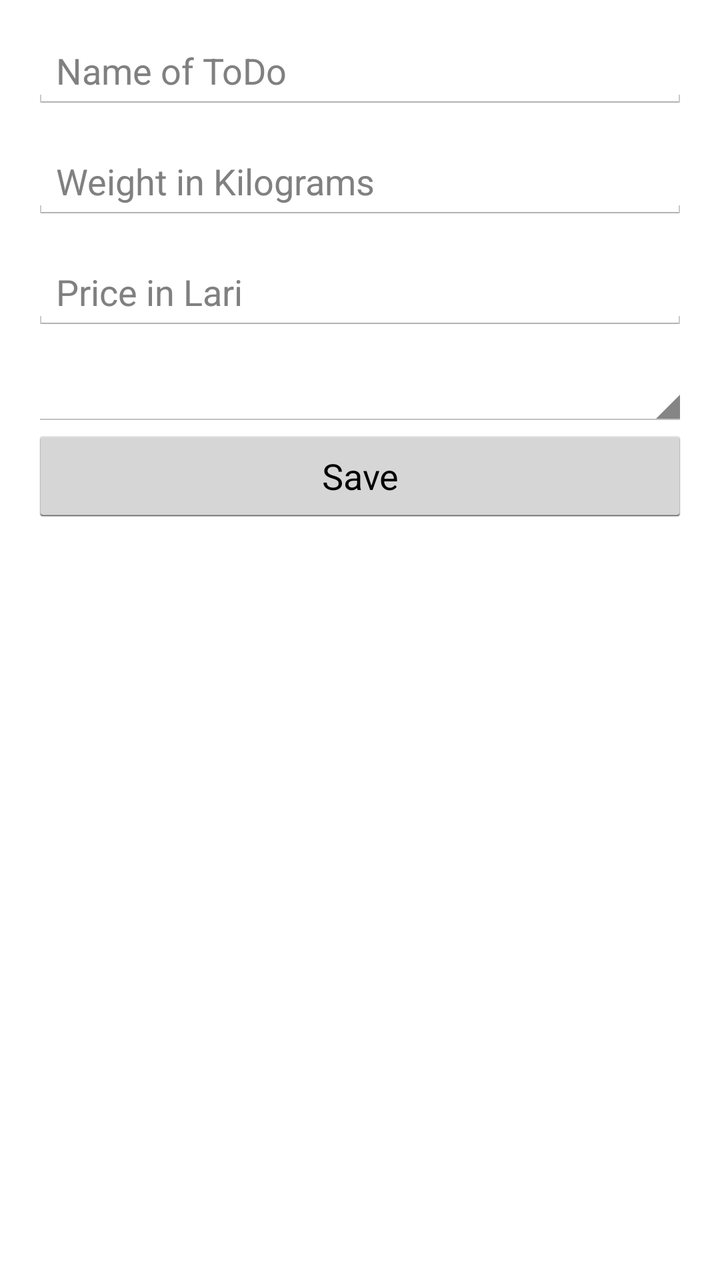
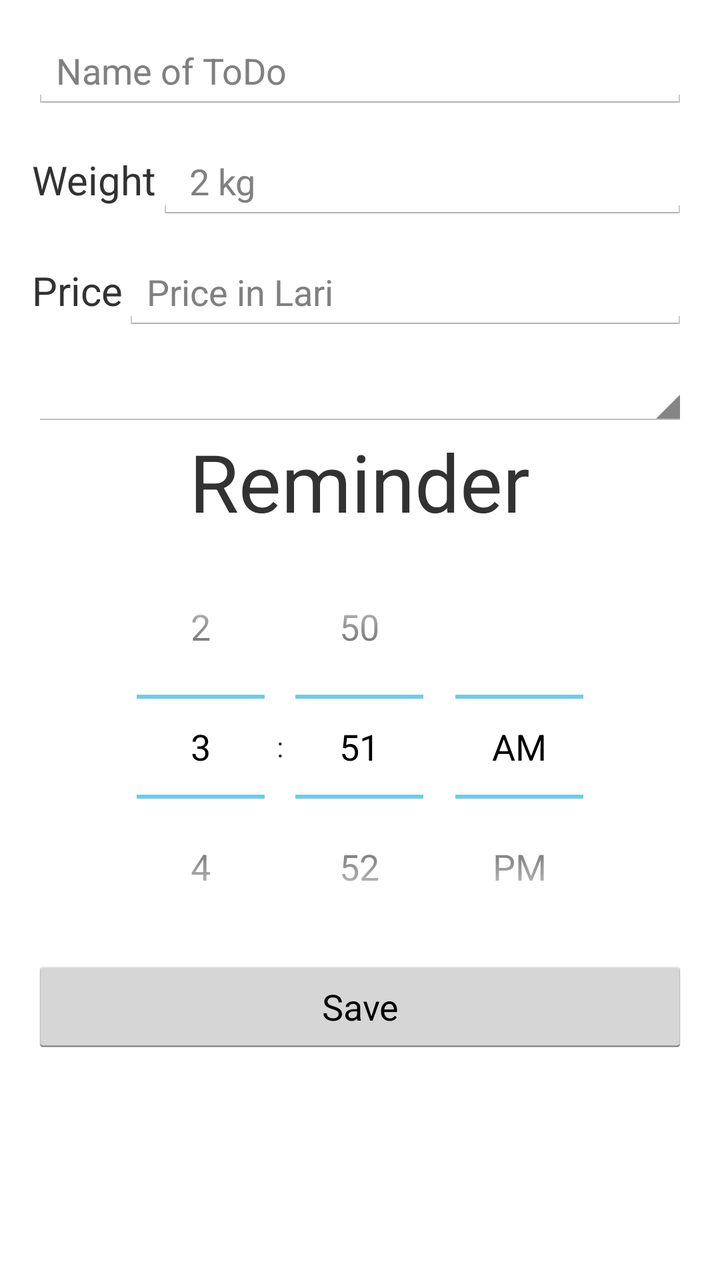

An Android layout rendered at two revisions. The XML below is the earlier revision; the diff shows what the commit changed to produce the second picture.
<!-- AndroidManifest.xml: application theme AppTheme -->
<!-- res/layout/activity_edit.xml -->
<LinearLayout xmlns:android="http://schemas.android.com/apk/res/android"
    xmlns:tools="http://schemas.android.com/tools"
    android:layout_width="match_parent"
    android:layout_height="match_parent"
    android:orientation="vertical"
    android:paddingBottom="@dimen/activity_vertical_margin"
    android:paddingLeft="@dimen/activity_horizontal_margin"
    android:paddingRight="@dimen/activity_horizontal_margin"
    android:paddingTop="@dimen/activity_vertical_margin"
    tools:context="com.caqtus.tobuylist.EditActivity">


    <EditText
        android:maxLength="24"
        android:id="@+id/edit_title"
        android:layout_width="match_parent"
        android:layout_height="wrap_content"
        android:layout_marginBottom="16dp"
        android:autoText="false"

        android:hint="Name of ToDo" />

    <EditText
        android:maxLength="3"
        android:id="@+id/edit_weight"
        android:layout_width="match_parent"
        android:layout_height="wrap_content"
        android:layout_marginBottom="16dp"
        android:hint="Weight in Kilograms"
        android:inputType="numberDecimal" />

    <EditText
        android:maxLength="3"
        android:id="@+id/edit_price"
        android:layout_width="match_parent"
        android:layout_height="wrap_content"
        android:layout_marginBottom="16dp"
        android:hint="Price in Lari"
        android:inputType="numberDecimal"/>


    <Spinner android:id="@+id/category_spinner"
        android:layout_width="match_parent"
        android:layout_height="wrap_content" />


    <Button
        android:id="@+id/edit_save"
        android:layout_width="match_parent"
        android:layout_height="wrap_content"
        android:text="Save" />

    <View android:layout_width="1dp"
        android:layout_height="0dp"
        android:layout_weight="1"/>

</LinearLayout>
<!-- resources referenced by this layout -->
<resources>
  <dimen name="activity_horizontal_margin">16dp</dimen>
  <dimen name="activity_vertical_margin">16dp</dimen>
  <style name="AppTheme" parent="android:Theme.Holo.Light.DarkActionBar">
          
      </style>
</resources>

<!-- the commit's change to res/layout/activity_edit.xml (unified diff, before → after) -->
@@ -19,30 +19,70 @@
         android:autoText="false"
 
         android:hint="Name of ToDo" />
+    <LinearLayout
+        android:orientation="horizontal"
+        android:layout_width="match_parent"
+        android:layout_height="wrap_content">
 
-    <EditText
-        android:maxLength="3"
-        android:id="@+id/edit_weight"
+        <TextView
+            android:layout_width="wrap_content"
+            android:layout_height="wrap_content"
+            android:text="Weight"
+            android:textSize="20sp"
+            />
+        <EditText
+
+            android:maxLength="3"
+            android:id="@+id/edit_weight"
+            android:layout_width="match_parent"
+            android:layout_height="wrap_content"
+            android:layout_marginBottom="16dp"
+            android:hint=" 2 kg"
+            android:inputType="numberDecimal" />
+
+           />
+    </LinearLayout>
+
+    <LinearLayout
         android:layout_width="match_parent"
-        android:layout_height="wrap_content"
-        android:layout_marginBottom="16dp"
-        android:hint="Weight in Kilograms"
-        android:inputType="numberDecimal" />
+        android:layout_height="wrap_content">
 
-    <EditText
-        android:maxLength="3"
-        android:id="@+id/edit_price"
-        android:layout_width="match_parent"
-        android:layout_height="wrap_content"
-        android:layout_marginBottom="16dp"
-        android:hint="Price in Lari"
-        android:inputType="numberDecimal"/>
+        <TextView
+            android:layout_width="wrap_content"
+            android:layout_height="wrap_content"
+            android:text="Price"
+            android:textSize="20sp"/>
+
+        <EditText
+            android:maxLength="3"
+            android:id="@+id/edit_price"
+            android:layout_width="match_parent"
+            android:layout_height="wrap_content"
+            android:layout_marginBottom="16dp"
+            android:hint="Price in Lari"
+            android:inputType="numberDecimal"/>
+
+    </LinearLayout>
 
 
     <Spinner android:id="@+id/category_spinner"
         android:layout_width="match_parent"
         android:layout_height="wrap_content" />
 
+
+    <TextView
+        android:layout_width="wrap_content"
+        android:layout_height="wrap_content"
+        android:text="Reminder"
+        android:textSize="40sp"
+        android:id="@+id/edit_alarm"
+        android:layout_gravity="center_horizontal" />
+
+    <TimePicker
+        android:layout_width="wrap_content"
+        android:layout_height="wrap_content"
+        android:id="@+id/timePicker"
+        android:layout_gravity="center_horizontal" />
 
     <Button
         android:id="@+id/edit_save"
